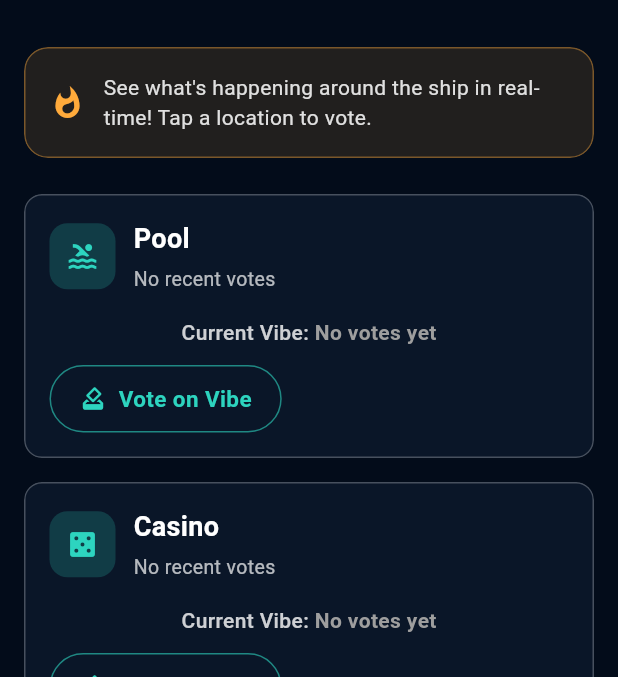
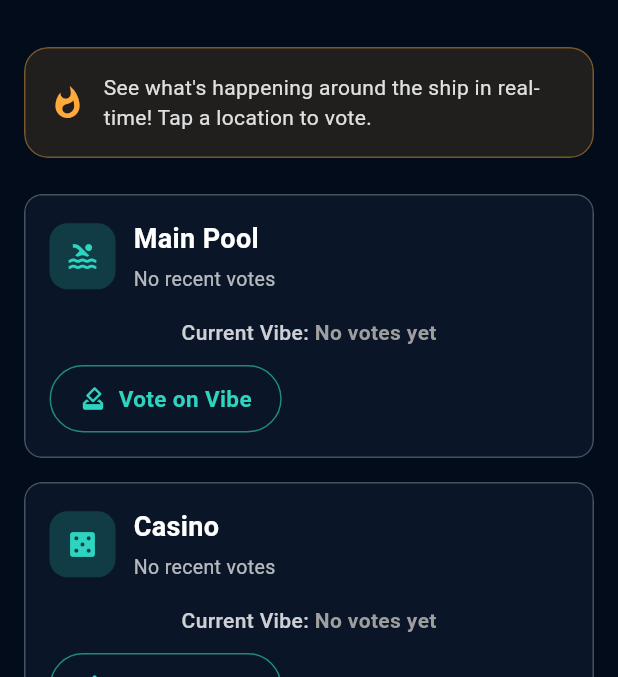
Before and after one commit to HughieMM/Cruise_App, a Flutter app: the HangoutsTab screen opened directly, on a phone screen of 412 x 824 dp, the part 61-738 px from its top. Run offline on Flutter 3.47's test engine with Material 3 defaults, Android fonts, the phone set to English and light mode, and no system bars; our stand-ins replace cached_network_image, cloud_firestore, firebase_auth, firebase_core, firebase_messaging, firebase_storage and 4 more; accounts and stored records are empty.

Commit message:
Add neon Vibes colors, more Hot Zone locations, and a Beta badge
- Vibes/Hot Zones vote colors (Taking an L/Chill/Active/Jammed) were
  reusing the shared teal/amber/coral/frost brand accents, which look
  bland at that saturation. Added a dedicated neon vibeQuiet/vibeChill/
  vibeActive/vibeJammed palette used only here, so tuning it doesn't
  affect buttons/pods/etc. elsewhere.
- Expanded Hot Zone locations from 4 to 7: renamed Pool -> Main Pool,
  added Slides, Game Show, and 18+ Pool. Updated firestore.rules'
  validation list to match - votes for the new locations would have
  been rejected by the security rules otherwise.
- New "Beta Crew" badge, awarded directly on account creation so
  every beta sign-up gets it immediately.

Co-Authored-By: Claude Sonnet 5 <noreply@anthropic.com>
Claude-Session: https://claude.ai/code/session_017nbsGwUar9f2huemtVFgqt

```diff
--- a/driftly/lib/providers/auth_provider.dart
+++ b/driftly/lib/providers/auth_provider.dart
@@ -4,6 +4,7 @@ import '../models/app_user.dart';
 import '../services/auth_service.dart';
 import '../services/firestore_service.dart';
 import '../services/storage_service.dart';
+import '../services/badge_service.dart';
 
 /// AuthProvider
 ///
@@ -12,6 +13,7 @@ class AuthProvider extends ChangeNotifier {
   final AuthService _authService = AuthService();
   final FirestoreService _firestoreService = FirestoreService();
   final StorageService _storageService = StorageService();
+  final BadgeService _badgeService = BadgeService();
 
   User? _firebaseUser;
   AppUser? _appUser;
@@ -165,6 +167,9 @@ class AuthProvider extends ChangeNotifier {
       await _firestoreService.createUser(user);
       _appUser = user;
 
+      // Every new sign-up during beta gets this badge immediately.
+      await _badgeService.awardBadge(userId: user.uid, badgeType: 'beta_tester');
+
       _isLoading = false;
       notifyListeners();
       return true;
--- a/driftly/lib/screens/home/tabs/hot_zones_tab.dart
+++ b/driftly/lib/screens/home/tabs/hot_zones_tab.dart
@@ -16,7 +16,8 @@ import '../../hot_zones/vote_dialog.dart';
 /// Users vote on vibe for different ship locations
 ///
 /// Features:
-/// - Fixed ship locations: Pool, Casino, Nightclub, Sports Deck
+/// - Fixed ship locations: Main Pool, Casino, Nightclub, Sports Deck,
+///   Slides, Game Show, 18+ Pool
 /// - Vote options: Active, Taking an L, Jammed, Chill
 /// - One vote per location per hour per user
 /// - Real-time vote aggregation from last 60 minutes
@@ -53,10 +54,13 @@ class _HotZonesContentState extends State<HotZonesContent> {
 
   // Fixed locations as per requirements
   final List<Map<String, dynamic>> _locations = [
-    {'name': 'Pool', 'icon': Icons.pool},
+    {'name': 'Main Pool', 'icon': Icons.pool},
     {'name': 'Casino', 'icon': Icons.casino},
     {'name': 'Nightclub', 'icon': Icons.nightlife},
     {'name': 'Sports Deck', 'icon': Icons.sports_basketball},
+    {'name': 'Slides', 'icon': Icons.waves},
+    {'name': 'Game Show', 'icon': Icons.quiz},
+    {'name': '18+ Pool', 'icon': Icons.local_bar},
   ];
 
   /// Aggregate votes by location and calculate dominant vibe
@@ -138,13 +142,13 @@ class _HotZonesContentState extends State<HotZonesContent> {
     if (vibe == null) return Colors.grey;
     switch (vibe) {
       case 'quiet':
-        return AppColors.frost;
+        return AppColors.vibeQuiet;
       case 'good_vibes':
-        return AppColors.teal;
+        return AppColors.vibeChill;
       case 'active':
-        return AppColors.amber;
+        return AppColors.vibeActive;
       case 'overcrowded':
-        return AppColors.coral;
+        return AppColors.vibeJammed;
       default:
         return Colors.grey;
     }
--- a/driftly/lib/theme/app_colors.dart
+++ b/driftly/lib/theme/app_colors.dart
@@ -31,6 +31,17 @@ class AppColors {
   /// Neon glassy pink — used for Profile's Achievement Badges/My Sailing.
   static const Color pink = Color(0xFFFF2E9A);
 
+  // ==================== Vibes / Hot Zones Vote Colors ====================
+  //
+  // Dedicated neon palette for the Vibes tab's vote states, kept separate
+  // from the core teal/coral/amber brand accents so tuning these doesn't
+  // ripple into buttons/pods/etc. elsewhere. Same cold-to-warm ordering as
+  // before: Taking an L (coldest) -> Chill -> Active -> Jammed (warmest).
+  static const Color vibeQuiet = Color(0xFF00E5FF); // Taking an L — neon cyan
+  static const Color vibeChill = Color(0xFF00FFB2); // Chill — neon mint
+  static const Color vibeActive = Color(0xFFFF9100); // Active — neon orange
+  static const Color vibeJammed = Color(0xFFFF1744); // Jammed — neon red
+
   static const Color textPrimary = Colors.white;
   static const Color textSecondary = Color(0xFFAEB6C2);
 
--- a/driftly/lib/utils/constants.dart
+++ b/driftly/lib/utils/constants.dart
@@ -130,10 +130,13 @@ class AppConstants {
 
   /// Fixed location names for Hot Zones
   static const List<String> hotZoneLocations = [
-    'Pool',
+    'Main Pool',
     'Casino',
     'Nightclub',
     'Sports Deck',
+    'Slides',
+    'Game Show',
+    '18+ Pool',
   ];
 
   /// Vibe options for Hot Zones voting
```
Also changed, not shown: driftly/lib/models/achievement_badge.dart (+9 -0 lines), driftly/lib/screens/hot_zones/vote_dialog.dart (+4 -4 lines), 1 other file.
